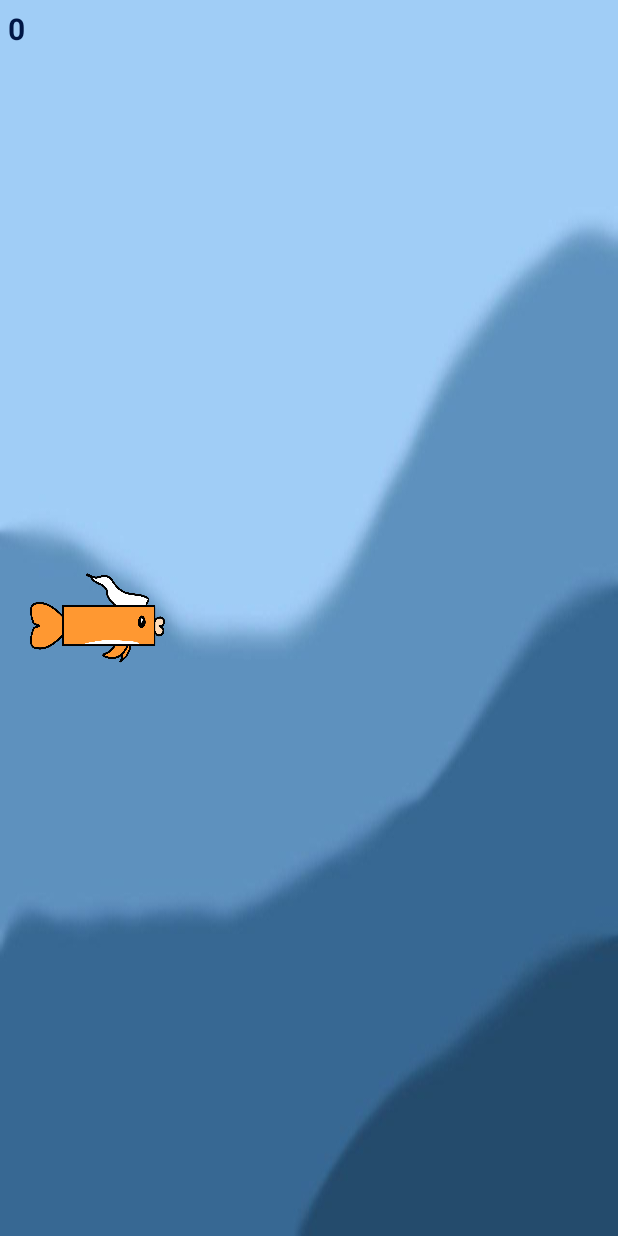
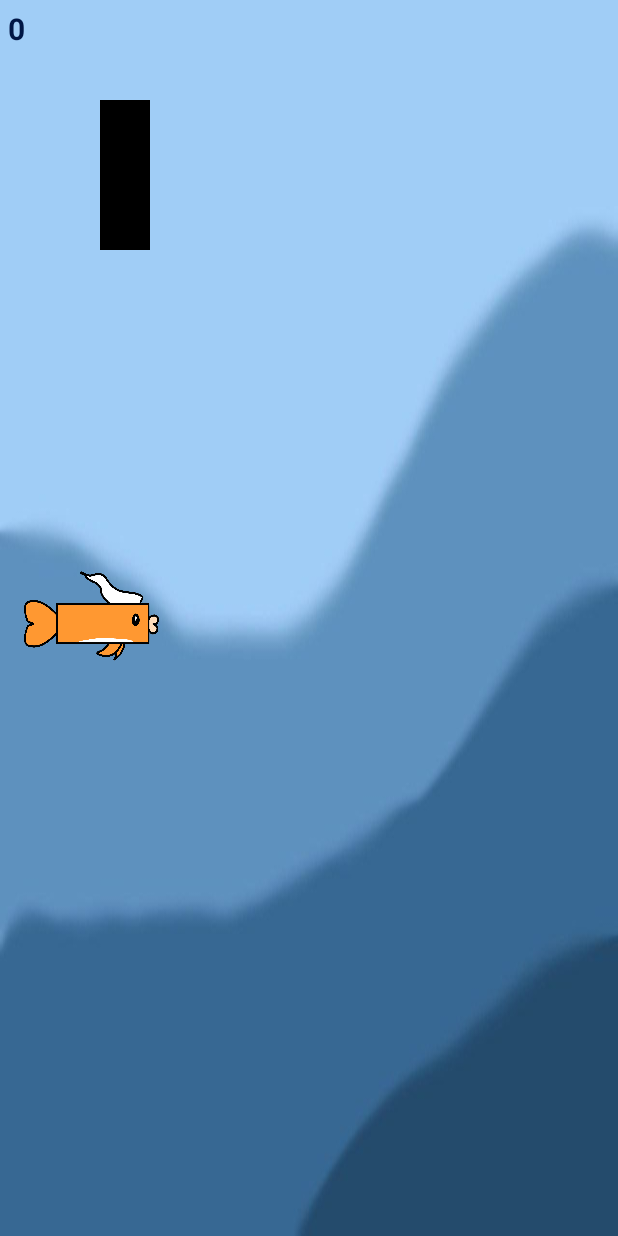
Before and after one commit to OrangeFVBH/SkyFish, an Android app: the screen it shows after launch (MainActivity), on a phone screen of 412 x 824 dp. Run offline under Robolectric (Android 15) with nearby library versions, the light colour scheme and no system bars.

Commit message:
Рисовалка

```diff
--- /dev/null
+++ b/app/src/main/java/com/example/skyfish/GameView.kt
@@ -0,0 +1,45 @@
+package com.example.skyfish
+
+import android.content.Context
+import android.graphics.Canvas
+import android.graphics.Paint
+import android.graphics.RectF
+import android.util.AttributeSet
+import android.view.View
+
+
+class GameView : View {
+    constructor(context: Context) : super(context) {
+        init(null, 0)
+    }
+
+    constructor(context: Context, attrs: AttributeSet) : super(context, attrs) {
+        init(attrs, 0)
+    }
+
+    constructor(context: Context, attrs: AttributeSet, defStyle: Int) : super(
+        context,
+        attrs,
+        defStyle
+    ) {
+        init(attrs, defStyle)
+    }
+
+    private fun init(attrs: AttributeSet?, defStyle: Int) {
+
+    }
+
+    private val paint = Paint()
+    private val rect = RectF(100f, 100f, 150f, 250f)
+
+    override fun onDraw(canvas: Canvas) {
+        super.onDraw(canvas)
+        // Рисуем прямоугольник или что угодно
+        canvas.drawRect(rect, paint)
+    }
+
+    fun updateRect(newRect: RectF) {
+        rect.set(newRect)
+        invalidate()
+    }
+}
--- a/app/src/main/java/com/example/skyfish/MainActivity.kt
+++ b/app/src/main/java/com/example/skyfish/MainActivity.kt
@@ -2,6 +2,8 @@ package com.example.skyfish
 
 import android.content.SharedPreferences
 import android.graphics.Canvas
+import android.graphics.Paint
+import android.graphics.RectF
 import android.os.Bundle
 import android.view.View
 import android.widget.TextView
@@ -14,13 +16,12 @@ class MainActivity : AppCompatActivity() {
     private var score: Long = 0
     var inc: Long = 1
 
-    private lateinit var background: View
+    private lateinit var canva: View
     private lateinit var fish: View
     private lateinit var text_score: TextView
 
     private lateinit var shared: SharedPreferences
     private lateinit var sharedEditor: SharedPreferences.Editor
-    val canvas = Canvas()
 
     override fun onCreate(savedInstanceState: Bundle?) {
         super.onCreate(savedInstanceState)
@@ -36,21 +37,19 @@ class MainActivity : AppCompatActivity() {
         sharedEditor = shared.edit()
         load()
 
-        background = findViewById(R.id.background)
         fish = findViewById(R.id.fish)
         text_score = findViewById(R.id.text_score)
 
-        background.draw(canvas)
     }
+
+
 
     private fun save(){
         sharedEditor.putLong("score", score)
-        sharedEditor.putLong("inc", inc)
         sharedEditor.commit()
     }
 
     private fun load(){
         score = shared.getLong("score", 0)
-        inc = shared.getLong("inc", 1)
     }
 }
--- a/app/src/main/res/layout/activity_main.xml
+++ b/app/src/main/res/layout/activity_main.xml
@@ -17,15 +17,25 @@
         app:layout_constraintStart_toStartOf="parent"
         app:layout_constraintTop_toTopOf="parent" />
 
+    <com.example.skyfish.GameView
+        android:id="@+id/gameView"
+        android:layout_width="0dp"
+        android:layout_height="0dp"
+        app:layout_constraintBottom_toBottomOf="parent"
+        app:layout_constraintEnd_toEndOf="parent"
+        app:layout_constraintStart_toStartOf="parent"
+        app:layout_constraintTop_toTopOf="parent" />
+
     <View
         android:id="@+id/fish"
         android:layout_width="@dimen/fish_width"
         android:layout_height="@dimen/fish_height"
-        android:layout_marginStart="@dimen/fish_place"
+        android:layout_marginStart="16dp"
         android:foreground="@drawable/fish"
         app:layout_constraintBottom_toBottomOf="parent"
         app:layout_constraintStart_toStartOf="parent"
-        app:layout_constraintTop_toTopOf="parent" />
+        app:layout_constraintTop_toTopOf="parent"
+        app:layout_constraintVertical_bias="0.498" />
 
     <TextView
         android:id="@+id/text_score"
@@ -41,4 +51,5 @@
         android:textStyle="bold"
         app:layout_constraintStart_toStartOf="parent"
         app:layout_constraintTop_toTopOf="parent" />
+
 </androidx.constraintlayout.widget.ConstraintLayout>
--- a/app/src/main/res/values/colors.xml
+++ b/app/src/main/res/values/colors.xml
@@ -3,4 +3,8 @@
     <color name="black">#FF000000</color>
     <color name="white">#FFFFFFFF</color>
     <color name="score_text">#001645</color>
+    <color name="light_blue_400">#FF29B6F6</color>
+    <color name="light_blue_600">#FF039BE5</color>
+    <color name="gray_400">#FFBDBDBD</color>
+    <color name="gray_600">#FF757575</color>
 </resources>
```
Also changed, not shown: app/src/main/res/layout/sample_game_view.xml (added, +16 -0 lines), app/src/main/res/values-night/styles.xml (added, +7 -0 lines), app/src/main/res/values/attrs_game_view.xml (added, +8 -0 lines), app/src/main/res/values/styles.xml (added, +7 -0 lines).
